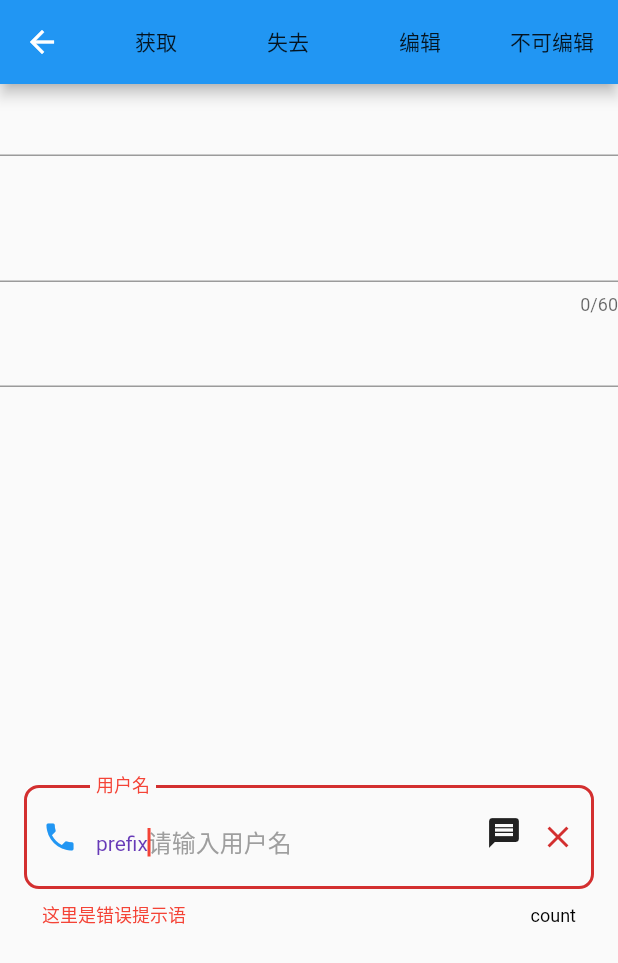
After one commit to dingwen-github/flutter-basic, a Flutter app: the TextFieldWidget screen opened by its route, on a phone screen of 412 x 824 dp. The commit adds this screen. Shown: the top 963 px of the screen. Run offline on Flutter 3.47's test engine with Material 2 defaults, Android fonts, the phone set to English and light mode, and no system bars; our stand-ins replace fluttertoast, image_picker, webview_flutter.

Commit message:
Flutter-TextFiled

```diff
--- /dev/null
+++ b/lib/widgets/text_field_widget.dart
@@ -0,0 +1,259 @@
+import 'package:flutter/cupertino.dart';
+import 'package:flutter/material.dart';
+
+///Flutter基础-TextFiled
+///一个文本框默认情况下 可编辑 （允许输入文本的情况）获取焦点（正在输入文本）下，会有默认的一个下划线，这个下划线的颜色是获取的MaterialApp 组件中 them 配置的 textTheme 主题中的样式
+class TextFieldWidget extends StatefulWidget {
+  @override
+  _TextFieldWidgetState createState() => _TextFieldWidgetState();
+}
+
+class _TextFieldWidgetState extends State<TextFieldWidget> {
+  //用来控制TextField焦点的获取与关闭
+  FocusNode _focusNode = FocusNode();
+
+  //输入框是否可编辑
+  bool isEnable = true;
+
+  @override
+  void initState() {
+    ///添加获取焦点和失去焦点的监听
+    _focusNode.addListener(() {
+      //当前监听的TextField是否获取了输入焦点
+      bool hasFocus = _focusNode.hasFocus;
+      //当前focusNode是否添加了监听
+      bool hasListeners = _focusNode.hasListeners;
+      print('focusNode:监听$hasListeners 焦点： $hasFocus');
+    });
+
+    /// WidgetsBinding 它能监听到第一帧绘制完成，第一帧绘制完成标志着已经Build完成
+    WidgetsBinding.instance.addPostFrameCallback((_) {
+      //获取输入框焦点
+      FocusScope.of(context).requestFocus(_focusNode);
+    });
+    super.initState();
+  }
+
+  @override
+  Widget build(BuildContext context) {
+    return Scaffold(
+      appBar: AppBar(
+        title: Text('TextFiled'),
+        leading: BackButton(),
+        actions: <Widget>[
+          FlatButton(
+            child: Text('获取'),
+            onPressed: () => FocusScope.of(context).requestFocus(_focusNode),
+          ),
+          FlatButton(
+            child: Text('失去'),
+            onPressed: () => _focusNode.unfocus(),
+          ),
+          FlatButton(
+            child: Text('编辑'),
+            onPressed: () {
+              setState(() {
+                isEnable = true;
+              });
+            },
+          ),
+          FlatButton(
+            child: Text('不可编辑'),
+            onPressed: () {
+              setState(() {
+                isEnable = false;
+              });
+            },
+          ),
+        ],
+      ),
+      body: Column(
+        children: <Widget>[
+          ///这会创建一个基础TextField 默认带一个下划线
+          TextField(),
+          TextField(
+            /**
+             * TextCapitalization.sentences  这是最常见的大写化类型，每个句子的第一个字母被转换成大写。
+             * TextCapitalization.characters  大写句子中的所有字符。
+             * TextCapitalization.words 对每个单词首字母大写。
+             */
+            textCapitalization: TextCapitalization.sentences,
+            //光标颜色
+            cursorColor: Colors.red,
+            //设置光标四个角的弧度
+            cursorRadius: Radius.circular(20.0),
+            //设置光标的宽度
+            cursorWidth: 10.0,
+            //设置键盘的类型
+            keyboardType: TextInputType.phone,
+            //设置键盘回车键的样式
+            /**
+             * none 为不弹出键盘
+             * unspecified 换行
+             * none 为不弹出键盘
+             * done 完成或者done
+             * go  前往或者go
+             * search 搜索或者search
+             * send  发送或者send
+             * next 下一项或者next
+             * previous
+             * continueAction 继续或者 continue
+             * join 加入或者join
+             * route 路线或者route
+             * emergencyCall 紧急电话
+             * newline 换行或者newline
+             */
+            textInputAction: TextInputAction.go,
+            //输入框是否可编辑
+            enabled: true,
+            //加密
+//            obscureText: true,
+            //设置此项会让TextField右下角有一个输入数量的统计字符串,
+            maxLength: 60,
+            //限制输入框里面的文本行数
+            maxLines: 1,
+            //输入文本框内的文本发生变化时候的回调
+            onChanged: (changeVal) => print(changeVal),
+            //键盘上按了done的回调
+            onEditingComplete: () {
+              print('onEditingComplete');
+            },
+            //自动获取焦点
+            //可能出现异常信息，我们可以理解为当前页面还未绘制完的时候，我们就使用 TextField 来获取输入焦点了，然后负责焦点控制的程序找不到着力点，所以就出现了异常了
+//            autofocus: true,
+//            focusNode: _focusNode,
+            style: TextStyle(
+              //对其的水平线
+              textBaseline: TextBaseline.alphabetic,
+              //输入文字的颜色
+              color: Colors.orange,
+              //设置文字大小
+              fontSize: 30.0,
+              //Text线,输入文本的修饰线
+              decoration: TextDecoration.lineThrough,
+              //设置下划线的样式,输入文本的下划线
+              //  TextDecorationStyle.dashed 设置为虚线
+              //   TextDecorationStyle.solid 设置为实线
+              //  TextDecorationStyle.double 两条实线
+              //   TextDecorationStyle.wavy  波浪线
+              decorationStyle: TextDecorationStyle.dashed,
+              //设置文字粗体
+              //400 等同于 normal，而 700 等同于 bold
+              fontWeight: FontWeight.bold,
+              //斜体或者正常
+              fontStyle: FontStyle.italic,
+              //单字间距
+              letterSpacing: 2.0,
+              //单词间距
+              wordSpacing: 2.0,
+              //控制行高 倍数（默认行高的倍数）乘以fontSize做为行高
+              //相当于两倍的文字高度
+              height: 2.0,
+              //文本背景颜色
+              backgroundColor: Colors.green,
+//              shadows:
+            ),
+            //默认为left 可选值right center(start,end 与文字的方向有关)
+            textAlign: TextAlign.start,
+            //文字方向 right to left  or left to right
+            textDirection: TextDirection.ltr,
+          ),
+          TextField(),
+          Expanded(
+            child: Container(
+              ///SizedBox 用来限制一个固定 width height 的空间
+              child: SizedBox(
+                width: 400,
+                height: 130,
+                child: Container(
+                  //距离顶部
+                  margin: EdgeInsets.only(top: 60),
+                  padding: EdgeInsets.all(10.0),
+                  alignment: Alignment(0, 0),
+                  child: TextField(
+                    //是否可编辑
+                    enabled: isEnable,
+                    //焦点获取
+                    focusNode: _focusNode,
+                    //配置TextField的样式风格
+                    decoration: InputDecoration(
+                      //设置输入文本框的提示文字
+                      //输入框没有获取焦点，并且没有输入文字的时候显示
+                      hintText: '请输入用户名',
+                      //设置输入框提示文字的样式
+                      hintStyle: TextStyle(
+                          color: Colors.grey,
+                          textBaseline: TextBaseline.alphabetic),
+                      //标题label
+                      labelText: '用户名',
+                      labelStyle: TextStyle(fontSize: 16.0),
+                      //输入框下面的提示文字
+                      helperText: '这里是帮助提示语',
+                      helperStyle: TextStyle(color: Colors.green),
+                      //错误提示语
+                      errorText: '这里是错误提示语',
+                      errorStyle: TextStyle(color: Colors.red),
+                      //输入框前置文字，在获取焦点的时候才会显示出来
+                      prefixText: 'prefix',
+                      prefixStyle: TextStyle(color: Colors.deepPurple),
+                      //输入文本后面的文字
+//                      suffixText: 'suffix',
+//                      suffixStyle: TextStyle(color: Colors.blue),
+                      //输入框右下角显示的计数
+                      counterText: 'count',
+                      counterStyle: TextStyle(color: Colors.black),
+                      //输入文字前的小图标
+                      prefixIcon: Icon(Icons.phone),
+                      //输入文字的小图标
+                      suffixIcon: Icon(Icons.close),
+                      //与 prefixText 不能同时设置 widget
+//                      prefix: Text('prefix'),
+                      //与suffixText不能同时设置 widget
+                      suffix: Icon(Icons.message),
+
+                      ///设置边框
+                      ///   InputBorder.none 无下划线
+                      ///   OutlineInputBorder 上下左右 都有边框
+                      ///   UnderlineInputBorder 只有下边框  默认使用的就是下边框
+                      border: OutlineInputBorder(
+                        borderRadius: BorderRadius.all(Radius.circular(10.0)),
+                        //配置边框的样式
+                        borderSide: BorderSide(
+                          //颜色
+                          color: Colors.red,
+                          //粗细
+                          width: 2.0,
+                        ),
+                      ),
+                      //设置输入框可编辑状态下的边框样式
+                      enabledBorder: OutlineInputBorder(
+                        borderRadius: BorderRadius.all(Radius.circular(10.0)),
+                        borderSide: BorderSide(color: Colors.blue, width: 2.0),
+                      ),
+                      //设置输入框禁用状态下的边框样式
+                      disabledBorder: OutlineInputBorder(
+                        borderRadius: BorderRadius.all(Radius.circular(10.0)),
+                        borderSide: BorderSide(
+                          color: Colors.green,
+                          width: 2.0,
+                        ),
+                      ),
+                      //设置输入框获取焦点时的边框样式
+                      focusedBorder: OutlineInputBorder(
+                        borderRadius: BorderRadius.all(Radius.circular(10.0)),
+                        borderSide: BorderSide(
+                          color: Colors.deepPurple,
+                          width: 2.0,
+                        ),
+                      ),
+                    ),
+                  ),
+                ),
+              ),
+            ),
+          ),
+        ],
+      ),
+    );
+  }
+}
--- a/pubspec.yaml
+++ b/pubspec.yaml
@@ -30,6 +30,8 @@ dependencies:
   disable_screenshots: 0.0.1 #latest version
 #  WebView
   webview_flutter: ^0.3.22+1
+#  弹窗
+  fluttertoast: ^4.0.1
 dev_dependencies:
   flutter_test:
     sdk: flutter
```
Also changed, not shown: lib/case/webview-js/webview_js_interaction.dart (added, +107 -0 lines), lib/main.dart (+18 -0 lines), lib/webview_demo.dart (+33 -5 lines), lib/widgets/button_widget.dart (added, +62 -0 lines), lib/widgets/container_widget.dart (added, +63 -0 lines), lib/widgets/material_app_widget.dart (added, +37 -0 lines), lib/widgets/text_widget.dart (added, +112 -0 lines), pubspec.lock.
